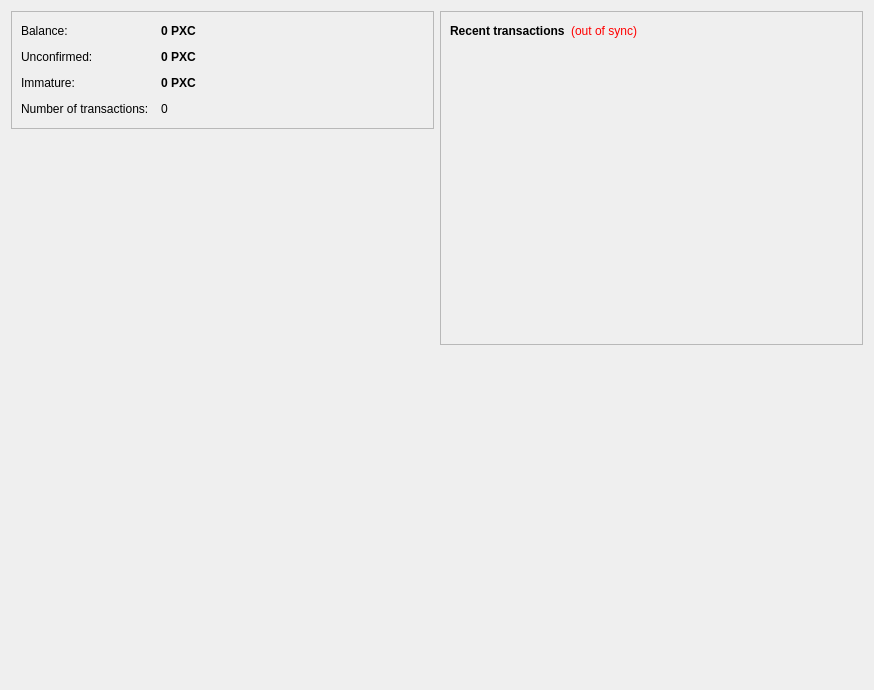
Above: src/qt/forms/overviewpage.ui from ghostlander/Phoenixcoin-v0.7 before the change. Below: the same form after it.
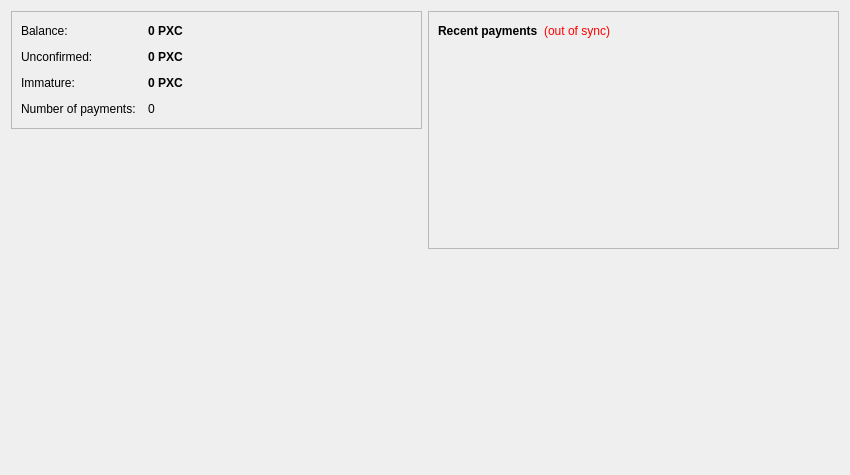
That is the form after the change. Icons and pictures are not drawn.

What changed in the file:
```diff
--- a/src/qt/forms/overviewpage.ui
+++ b/src/qt/forms/overviewpage.ui
@@ -6,8 +6,8 @@
    <rect>
     <x>0</x>
     <y>0</y>
-    <width>874</width>
-    <height>690</height>
+    <width>850</width>
+    <height>475</height>
    </rect>
   </property>
   <property name="windowTitle">
@@ -103,7 +103,7 @@
           <item row="3" column="0">
            <widget class="QLabel" name="label_2">
             <property name="text">
-             <string>Number of transactions:</string>
+             <string>Number of payments:</string>
             </property>
            </widget>
           </item>
@@ -216,7 +216,7 @@
           <item>
            <widget class="QLabel" name="label_4">
             <property name="text">
-             <string>&lt;b&gt;Recent transactions&lt;/b&gt;</string>
+             <string>&lt;b&gt;Recent payments&lt;/b&gt;</string>
             </property>
            </widget>
           </item>
```
Left out of the diff: 2 changed lines with no effect on the pictures.
